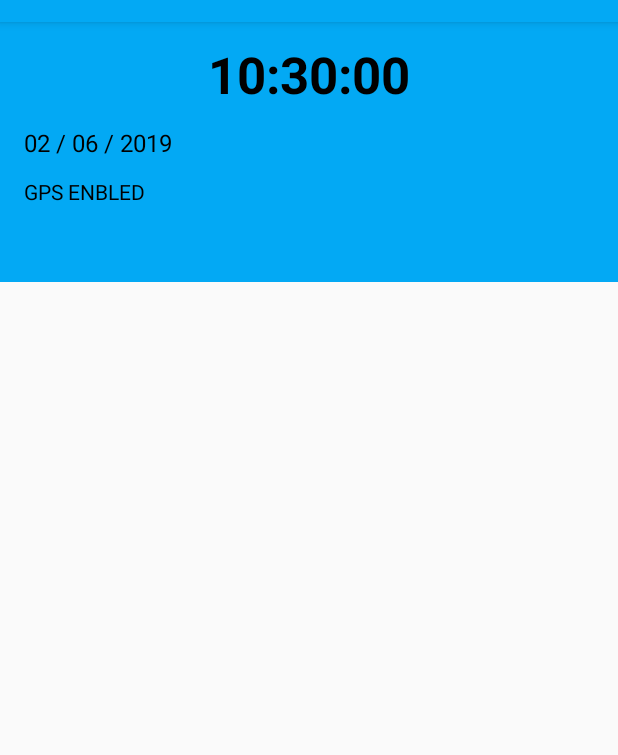
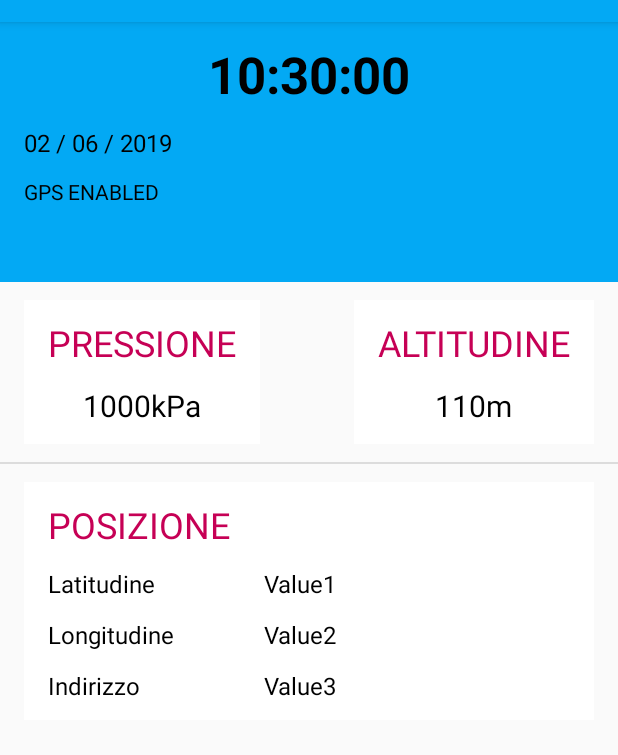
Before and after one commit to AntoBrandi/Master-Thesis, an Android app: the screen it shows after launch (MainActivity), on a phone screen of 412 x 824 dp, the part 62-817 px from its top. Run offline under Robolectric (Android 15) with nearby library versions, the phone set to English and light mode, and no system bars.

Commit message:
Interfacciamento tra sensori e list view

```diff
--- a/Android-Application/MyIoTdevice/app/src/main/java/com/example/myiotdevice/MainActivity.java
+++ b/Android-Application/MyIoTdevice/app/src/main/java/com/example/myiotdevice/MainActivity.java
@@ -12,11 +12,16 @@ import android.support.v4.content.ContextCompat;
 import android.support.v7.app.AppCompatActivity;
 import android.os.Bundle;
 import android.util.Log;
+import android.widget.ListView;
 import android.widget.TextView;
 import android.widget.Toast;
 
+import java.util.ArrayList;
+
 
 public class MainActivity extends AppCompatActivity {
+
+    public  ArrayList<Sensors> sensors;
 
     // ---- GPS AND ADDRESS VARIABLES ---------------
 
@@ -24,6 +29,7 @@ public class MainActivity extends AppCompatActivity {
     private LocationManager locationManager = null;
     private static final int MIN_DIST = 20;
     private static final int MIN_PERIOD = 30000;
+
     private LocationListener locationListener = new LocationListener() {
         @Override
         public void onLocationChanged(Location location) {
@@ -67,6 +73,17 @@ public class MainActivity extends AppCompatActivity {
         Runnable myRunnableThread = new CountDownRunner(this);
         timeThread = new Thread(myRunnableThread);
         timeThread.start();
+
+        // ---- POPULATING THE LIST VIEW WITH SENSORS DATA ----
+        sensors = new ArrayList<Sensors>();
+
+        sensors.add(new Sensors(null,null,null,null,null,null,null,"Pressione","Altitudine","1000kPa","110m"));
+        sensors.add(new Sensors("Posizione","Latitudine","Longitudine","Indirizzo","Value1","Value2","Value3",null,null,null,null));
+
+        SensorsAdapter sensorsAdapter = new SensorsAdapter(this,sensors);
+
+        ListView mainListView = (ListView) findViewById(R.id.MainListView);
+        mainListView.setAdapter(sensorsAdapter);
     }
 
     @Override
@@ -83,7 +100,7 @@ public class MainActivity extends AppCompatActivity {
             if (location != null)
                 updateGUI(location);
             if (locationManager != null && locationManager.isProviderEnabled(providerId))
-                updateText(R.id.MainPosition, "GPS ENBLED");
+                updateText(R.id.MainPosition, "GPS ENABLED");
             else
                 updateText(R.id.MainPosition, "GPS DISABLED");
             locationManager.requestLocationUpdates(providerId, MIN_PERIOD, MIN_DIST, locationListener);
--- /dev/null
+++ b/Android-Application/MyIoTdevice/app/src/main/java/com/example/myiotdevice/Sensors.java
@@ -0,0 +1,30 @@
+package com.example.myiotdevice;
+
+public class Sensors {
+
+    public String itemHeader;
+    public String itemText1;
+    public String itemText2;
+    public String itemText3;
+    public String itemValue1;
+    public String itemValue2;
+    public String itemValue3;
+    public String splittedItemHeader1;
+    public String splittedItemHeader2;
+    public String splittedItemValue1;
+    public String splittedItemValue2;
+
+    public Sensors(String itemHeader,String itemText1,String itemText2,String itemText3,String itemValue1,String itemValue2,String itemValue3,String splittedItemHeader1,String splittedItemHeader2,String splittedItemValue1,String splittedItemValue2){
+        this.itemHeader=itemHeader;
+        this.itemText1=itemText1;
+        this.itemText2=itemText2;
+        this.itemText3=itemText3;
+        this.itemValue1=itemValue1;
+        this.itemValue2=itemValue2;
+        this.itemValue3=itemValue3;
+        this.splittedItemHeader1=splittedItemHeader1;
+        this.splittedItemHeader2= splittedItemHeader2;
+        this.splittedItemValue1=splittedItemValue1;
+        this.splittedItemValue2=splittedItemValue2;
+    }
+}
--- /dev/null
+++ b/Android-Application/MyIoTdevice/app/src/main/java/com/example/myiotdevice/SensorsAdapter.java
@@ -0,0 +1,71 @@
+package com.example.myiotdevice;
+
+import android.app.Activity;
+import android.view.LayoutInflater;
+import android.view.View;
+import android.view.ViewGroup;
+import android.widget.ArrayAdapter;
+import android.widget.TextView;
+
+import java.util.ArrayList;
+
+
+public class SensorsAdapter extends ArrayAdapter<Sensors> {
+
+
+    public SensorsAdapter(Activity context, ArrayList<Sensors> sensors){
+        super(context,0,sensors);
+    }
+
+    public View getView(int position, View view, ViewGroup parent){
+        Sensors sensors = getItem(position);
+
+        if (view==null) {
+            if (sensors.splittedItemHeader1==null){
+                view = LayoutInflater.from(getContext()).inflate(R.layout.full_width_item, parent, false);
+            }
+            else if (sensors.splittedItemHeader1!=null){
+                view = LayoutInflater.from(getContext()).inflate(R.layout.splitted_width_item, parent, false);
+            }
+        }
+        else {
+            if (sensors.splittedItemHeader1==null) {
+                view = LayoutInflater.from(getContext()).inflate(R.layout.full_width_item, parent, false);
+            }
+            else if (sensors.splittedItemHeader1!=null){
+                view = LayoutInflater.from(getContext()).inflate(R.layout.splitted_width_item, parent, false);
+            }
+        }
+
+        if (sensors.splittedItemHeader1==null) {
+            TextView itemHeaderView = (TextView) view.findViewById(R.id.item_header);
+            TextView itemTextView1 = (TextView) view.findViewById(R.id.item_text_1);
+            TextView itemTextView2 = (TextView) view.findViewById(R.id.item_text_2);
+            TextView itemTextView3 = (TextView) view.findViewById(R.id.item_text_3);
+            TextView itemValueView1 = (TextView) view.findViewById(R.id.item_value_1);
+            TextView itemValueView2 = (TextView) view.findViewById(R.id.item_value_2);
+            TextView itemValueView3 = (TextView) view.findViewById(R.id.item_value_3);
+
+            itemHeaderView.setText(sensors.itemHeader);
+            itemTextView1.setText(sensors.itemText1);
+            itemTextView2.setText(sensors.itemText2);
+            itemTextView3.setText(sensors.itemText3);
+            itemValueView1.setText(sensors.itemValue1);
+            itemValueView2.setText(sensors.itemValue2);
+            itemValueView3.setText(sensors.itemValue3);
+        }
+        else {
+            TextView splittedItemHeaderView1 = (TextView) view.findViewById(R.id.item_splitted_header_1);
+            TextView splittedItemHeaderView2 = (TextView) view.findViewById(R.id.item_splitted_header_2);
+            TextView splittedItemValueView1 = (TextView) view.findViewById(R.id.item_splitted_value_1);
+            TextView splittedItemValueView2 = (TextView) view.findViewById(R.id.item_splitted_value_2);
+
+            splittedItemHeaderView1.setText(sensors.splittedItemHeader1);
+            splittedItemHeaderView2.setText(sensors.splittedItemHeader2);
+            splittedItemValueView1.setText(sensors.splittedItemValue1);
+            splittedItemValueView2.setText(sensors.splittedItemValue2);
+        }
+
+        return view;
+    }
+}
--- a/Android-Application/MyIoTdevice/app/src/main/res/layout/splitted_width_item.xml
+++ b/Android-Application/MyIoTdevice/app/src/main/res/layout/splitted_width_item.xml
@@ -29,19 +29,19 @@
                 android:layout_marginLeft="@dimen/MarginLeft"
                 android:layout_marginRight="@dimen/MarginRight"
                 android:textColor="@color/colorSecondaryDark"
-                android:id="@+id/item_splitted_header_2"
+                android:id="@+id/item_splitted_header_1"
                 android:textAllCaps="true"/>
             <TextView
                 android:layout_width="wrap_content"
                 android:layout_height="wrap_content"
-                android:layout_below="@id/item_splitted_header_2"
+                android:layout_below="@id/item_splitted_header_1"
                 android:textSize="@dimen/ItemValue"
                 tools:text="999,76 hPa"
                 android:textColor="@color/colorTextOnPrimary"
                 android:layout_marginLeft="@dimen/MarginLeft"
                 android:layout_marginTop="@dimen/MarginTop"
                 android:layout_centerInParent="true"
-                android:id="@+id/item_splitted_value_2"
+                android:id="@+id/item_splitted_value_1"
                 android:layout_marginBottom="@dimen/MarginBottom" />
 
         </RelativeLayout>
@@ -65,19 +65,19 @@
                 android:layout_marginLeft="@dimen/MarginLeft"
                 android:layout_marginRight="@dimen/MarginRight"
                 android:textColor="@color/colorSecondaryDark"
-                android:id="@+id/item_splitted_header_3"
+                android:id="@+id/item_splitted_header_2"
                 android:textAllCaps="true"/>
             <TextView
                 android:layout_width="wrap_content"
                 android:layout_height="wrap_content"
-                android:layout_below="@id/item_splitted_header_3"
+                android:layout_below="@id/item_splitted_header_2"
                 android:textSize="@dimen/ItemValue"
                 tools:text="115 m"
                 android:textColor="@color/colorTextOnPrimary"
                 android:layout_marginLeft="@dimen/MarginLeft"
                 android:layout_marginTop="@dimen/MarginTop"
                 android:layout_centerInParent="true"
-                android:id="@+id/item_splitted_value_3"
+                android:id="@+id/item_splitted_value_2"
                 android:layout_marginBottom="@dimen/MarginBottom" />
 
         </RelativeLayout>
```
